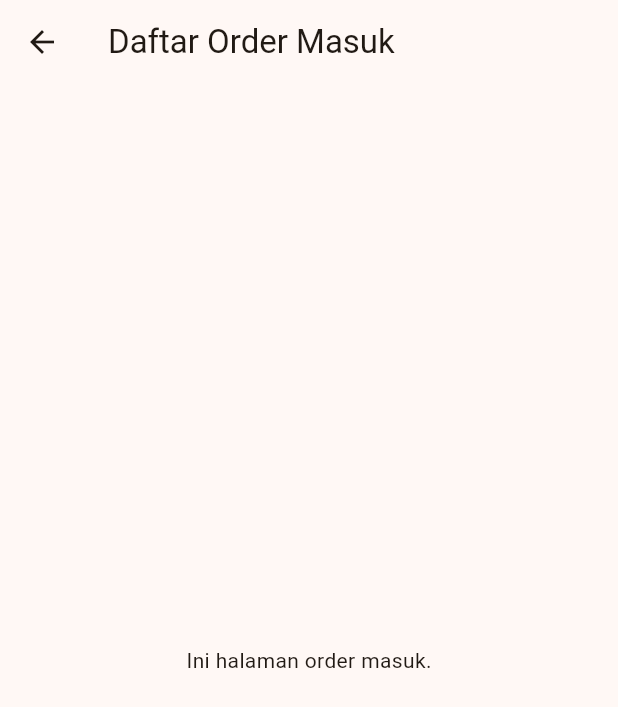
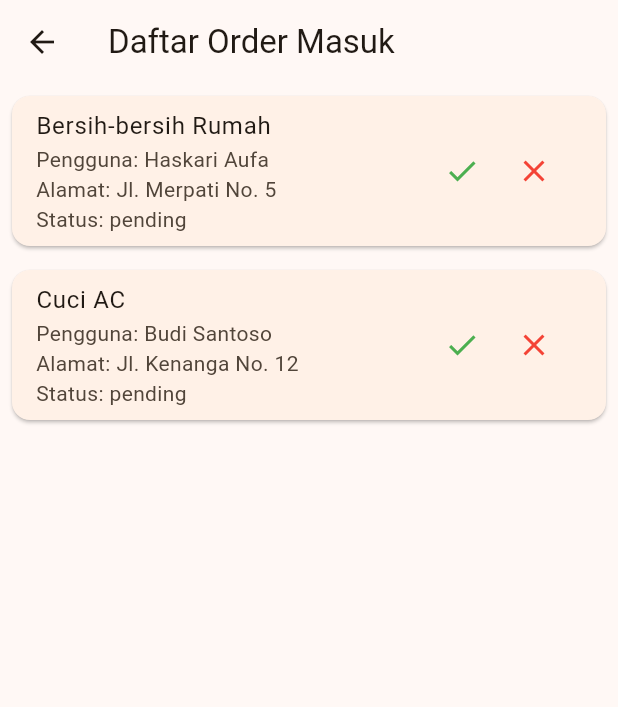
Before and after one commit to kepekdaily/mitra-BERESIN, a Flutter app: the OrderListScreen screen opened by its route, on a phone screen of 412 x 824 dp. Shown: the top 707 px of the screen. Run offline on Flutter 3.47's test engine with Material 3 defaults, Android fonts, the phone set to English and light mode, and no system bars; our stand-ins replace firebase_core, google_maps_flutter; accounts and stored records are empty.

Commit message:
hampir akhir

```diff
--- a/lib/routes.dart
+++ b/lib/routes.dart
@@ -7,6 +7,8 @@ import '../screens/auth_screen.dart';
 import '../screens/work_regist_screen.dart';
 import '../screens/order_screen.dart';
 import '../screens/orderlist_screen.dart';
+import '../screens/riwayat_screen.dart';
+import '../screens/dompet_screen.dart';
 
 final Map<String, WidgetBuilder> appRoutes = {
   '/': (context) => const AuthScreen(),
@@ -17,4 +19,6 @@ final Map<String, WidgetBuilder> appRoutes = {
   '/workregist': (context) => const WorkregistScreen(),
   '/orderlist': (context) => const OrderListScreen(),
   '/orders': (context) => const OrderScreen(),
+  '/riwayat': (context) => const RiwayatScreen(),
+  '/dompet': (context) => const DompetScreen()
 };
--- a/lib/screens/orderlist_screen.dart
+++ b/lib/screens/orderlist_screen.dart
@@ -1,13 +1,101 @@
 import 'package:flutter/material.dart';
 
-class OrderListScreen extends StatelessWidget {
+class OrderListScreen extends StatefulWidget {
   const OrderListScreen({super.key});
+
+  @override
+  State<OrderListScreen> createState() => _OrderListScreenState();
+}
+
+class _OrderListScreenState extends State<OrderListScreen> {
+  List<Map<String, dynamic>> orders = [
+    {
+      'id': 'ORD001',
+      'namaPengguna': 'Haskari Aufa',
+      'alamat': 'Jl. Merpati No. 5',
+      'layanan': 'Bersih-bersih Rumah',
+      'status': 'pending',
+    },
+    {
+      'id': 'ORD002',
+      'namaPengguna': 'Budi Santoso',
+      'alamat': 'Jl. Kenanga No. 12',
+      'layanan': 'Cuci AC',
+      'status': 'pending',
+    },
+  ];
+
+  void _updateStatus(int index, String newStatus) {
+    setState(() {
+      orders[index]['status'] = newStatus;
+    });
+
+    if (newStatus == 'diterima') {
+      Navigator.pushReplacementNamed(
+        context,
+        '/orders',
+        arguments: {
+          'newOrders': [orders[index]], // kirim pesanan diterima
+        },
+      );
+    } else {
+      ScaffoldMessenger.of(context).showSnackBar(
+        SnackBar(
+          content: Text('Order ${orders[index]['id']} telah $newStatus'),
+        ),
+      );
+    }
+  }
+
 
   @override
   Widget build(BuildContext context) {
     return Scaffold(
       appBar: AppBar(title: const Text("Daftar Order Masuk")),
-      body: const Center(child: Text("Ini halaman order masuk.")),
+      body: ListView.builder(
+        itemCount: orders.length,
+        itemBuilder: (context, index) {
+          final order = orders[index];
+
+          return Card(
+            margin: const EdgeInsets.all(8),
+            child: ListTile(
+              title: Text(order['layanan']),
+              subtitle: Column(
+                crossAxisAlignment: CrossAxisAlignment.start,
+                children: [
+                  Text("Pengguna: ${order['namaPengguna']}"),
+                  Text("Alamat: ${order['alamat']}"),
+                  Text("Status: ${order['status']}"),
+                ],
+              ),
+              trailing: order['status'] == 'pending'
+                  ? Row(
+                mainAxisSize: MainAxisSize.min,
+                children: [
+                  IconButton(
+                    icon: const Icon(Icons.check, color: Colors.green),
+                    onPressed: () => _updateStatus(index, 'diterima'),
+                  ),
+                  IconButton(
+                    icon: const Icon(Icons.close, color: Colors.red),
+                    onPressed: () => _updateStatus(index, 'ditolak'),
+                  ),
+                ],
+              )
+                  : Text(
+                order['status'],
+                style: TextStyle(
+                  color: order['status'] == 'diterima'
+                      ? Colors.green
+                      : Colors.red,
+                  fontWeight: FontWeight.bold,
+                ),
+              ),
+            ),
+          );
+        },
+      ),
     );
   }
 }
--- a/lib/screens/register_screen.dart
+++ b/lib/screens/register_screen.dart
@@ -12,6 +12,7 @@ class _RegisterScreenState extends State<RegisterScreen> {
 
   final TextEditingController emailController = TextEditingController();
   final TextEditingController nameController = TextEditingController();
+  final TextEditingController addressController = TextEditingController();
   final TextEditingController passwordController = TextEditingController();
   final TextEditingController confirmController = TextEditingController();
 
@@ -60,7 +61,7 @@ class _RegisterScreenState extends State<RegisterScreen> {
 
               //Alamat
               TextFormField(
-                controller: nameController,
+                controller: addressController,
                 decoration: const InputDecoration(
                   labelText: 'Alamat',
                   border: OutlineInputBorder(),
@@ -68,6 +69,8 @@ class _RegisterScreenState extends State<RegisterScreen> {
                 validator: (value) =>
                 value!.isEmpty ? 'Alamat wajib diisi' : null,
               ),
+
+              const SizedBox(height: 16),
 
               // Password
               TextFormField(
--- a/pubspec.yaml
+++ b/pubspec.yaml
@@ -7,10 +7,12 @@ version: 1.0.0+1
 environment:
   sdk: '>=3.2.4 <4.0.0'
 
+
+
 dependencies:
   flutter:
     sdk: flutter
-
+  firebase_core: ^2.27.0
   cupertino_icons: ^1.0.2
   google_maps_flutter: ^2.5.0
   geolocator: ^10.1.0
```
Also changed, not shown: lib/main.dart (+11 -4 lines), lib/screens/chat_screen.dart (added, +78 -0 lines), lib/screens/dompet_screen.dart (added, +70 -0 lines), lib/screens/home_screen.dart (+23 -8 lines), lib/screens/order_screen.dart (+55 -6 lines), lib/screens/riwayat_screen.dart (added, +34 -0 lines), firebase.json (added), lib/firebase_options.dart (added), pubspec.lock, 6 other files.
